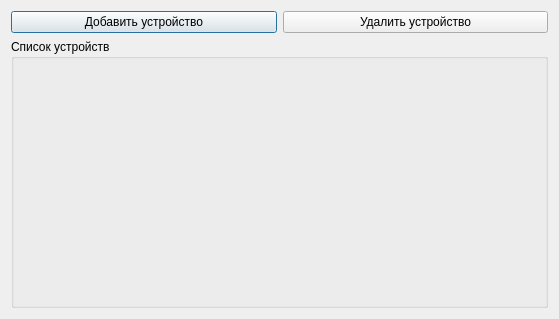
Qt form src/ui/CDevices.ui (MikhailBersenev/BuksanSpy) before a commit.
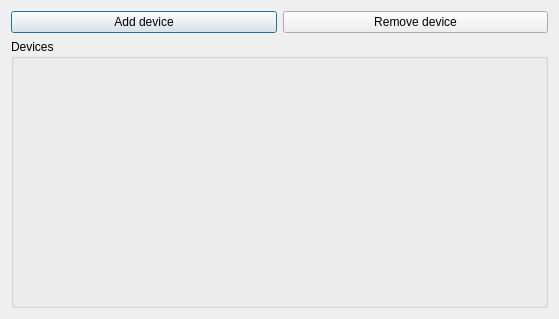
The same form after that commit.

```diff
--- a/src/ui/CDevices.ui
+++ b/src/ui/CDevices.ui
@@ -17,21 +17,21 @@
    <item row="0" column="0">
     <widget class="QPushButton" name="AddDevice_Button">
      <property name="text">
-      <string>Добавить устройство</string>
+      <string>Add device</string>
      </property>
     </widget>
    </item>
    <item row="0" column="1">
     <widget class="QPushButton" name="DeleteDevice_Button">
      <property name="text">
-      <string>Удалить устройство</string>
+      <string>Remove device</string>
      </property>
     </widget>
    </item>
    <item row="1" column="0" colspan="2">
     <widget class="QGroupBox" name="groupBox">
      <property name="title">
-      <string>Список устройств</string>
+      <string>Devices</string>
      </property>
      <layout class="QGridLayout" name="gridLayout">
       <item row="0" column="0">
```
Left out of the diff: 2 changed lines with no effect on the pictures.
